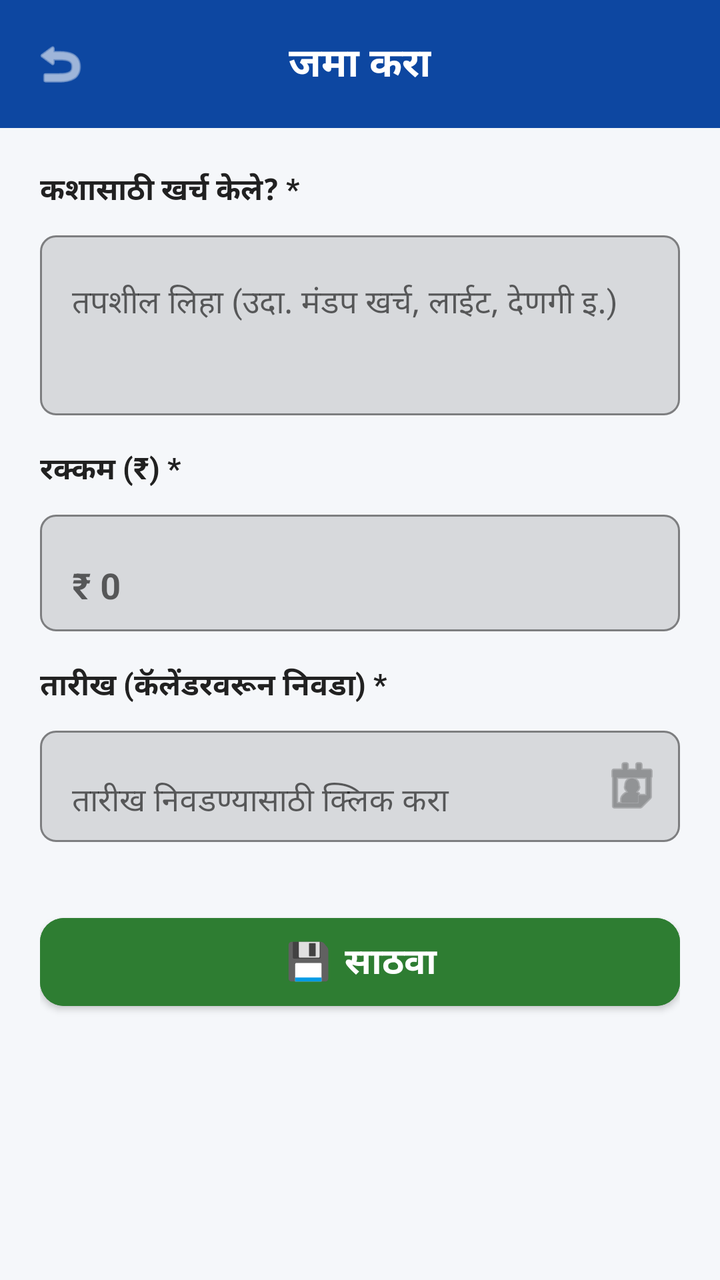
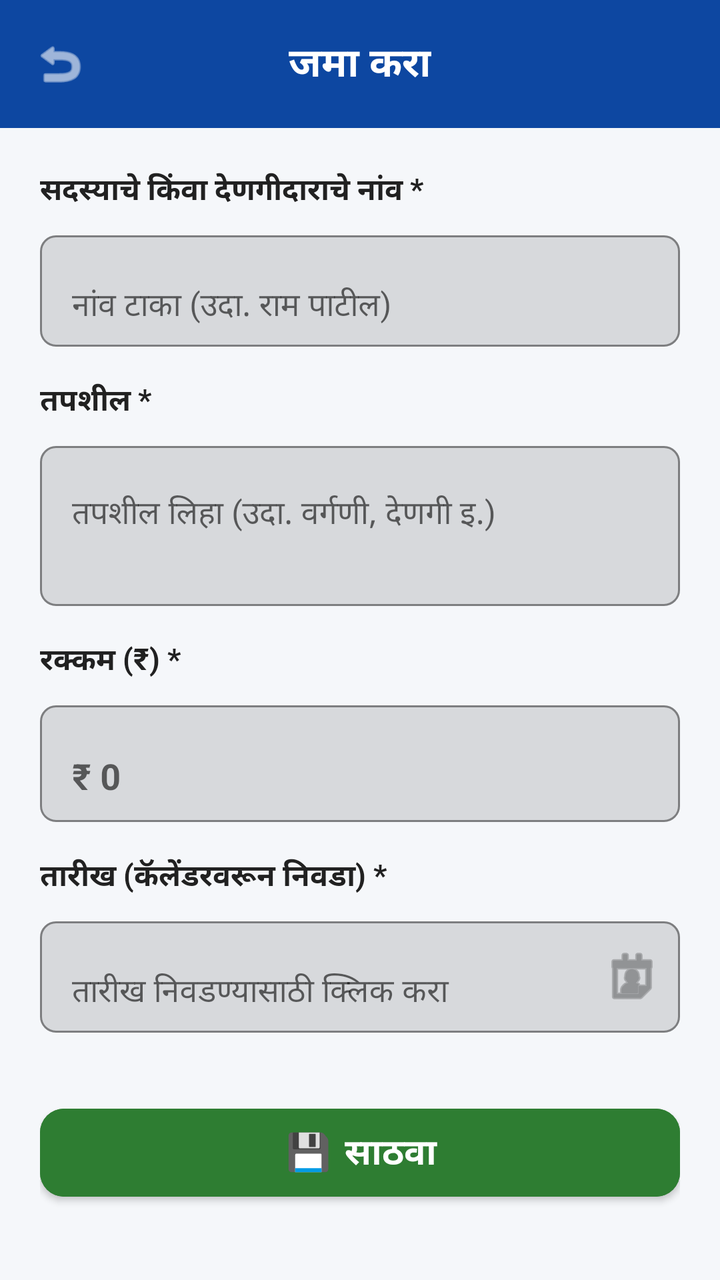

Before-and-after screenshots of an Android layout around one commit, followed by the original layout XML and the change that was made.
<!-- AndroidManifest.xml: application theme Theme.GaneshMitraMandal -->
<!-- res/layout/activity_add_transaction.xml -->
<?xml version="1.0" encoding="utf-8"?>
<RelativeLayout xmlns:android="http://schemas.android.com/apk/res/android"
    xmlns:app="http://schemas.android.com/apk/res-auto"
    android:layout_width="match_parent"
    android:layout_height="match_parent"
    android:background="@color/bg_light">

    
    <RelativeLayout
        android:id="@+id/topBar"
        android:layout_width="match_parent"
        android:layout_height="64dp"
        android:background="@color/primary_blue"
        android:paddingHorizontal="16dp">

        <ImageView
            android:id="@+id/btnBack"
            android:layout_width="28dp"
            android:layout_height="28dp"
            android:layout_alignParentStart="true"
            android:layout_centerVertical="true"
            android:src="@android:drawable/ic_menu_revert"
            app:tint="@color/white" />

        <TextView
            android:id="@+id/tvFormTitle"
            android:layout_width="wrap_content"
            android:layout_height="wrap_content"
            android:layout_centerInParent="true"
            android:text="@string/form_title_jama"
            android:textColor="@color/white"
            android:textSize="20sp"
            android:textStyle="bold" />
    </RelativeLayout>

    <ScrollView
        android:layout_width="match_parent"
        android:layout_height="match_parent"
        android:layout_below="@id/topBar"
        android:padding="20dp">

        <LinearLayout
            android:layout_width="match_parent"
            android:layout_height="wrap_content"
            android:orientation="vertical">

            
            <TextView
                android:id="@+id/tvDetailsLabel"
                android:layout_width="wrap_content"
                android:layout_height="wrap_content"
                android:layout_marginBottom="6dp"
                android:text="कशासाठी खर्च केले? *"
                android:textColor="@color/text_primary"
                android:textSize="15sp"
                android:textStyle="bold" />

            <com.google.android.material.textfield.TextInputLayout
                android:layout_width="match_parent"
                android:layout_height="wrap_content"
                android:layout_marginBottom="16dp"
                app:boxBackgroundMode="outline"
                app:boxCornerRadiusBottomEnd="8dp"
                app:boxCornerRadiusBottomStart="8dp"
                app:boxCornerRadiusTopEnd="8dp"
                app:boxCornerRadiusTopStart="8dp"
                app:boxStrokeColor="@color/primary_blue">

                <com.google.android.material.textfield.TextInputEditText
                    android:id="@+id/etDetails"
                    android:layout_width="match_parent"
                    android:layout_height="90dp"
                    android:gravity="top|start"
                    android:hint="तपशील लिहा (उदा. मंडप खर्च, लाईट, देणगी इ.)"
                    android:inputType="textMultiLine" />
            </com.google.android.material.textfield.TextInputLayout>

            
            <TextView
                android:layout_width="wrap_content"
                android:layout_height="wrap_content"
                android:layout_marginBottom="6dp"
                android:text="रक्कम (₹) *"
                android:textColor="@color/text_primary"
                android:textSize="15sp"
                android:textStyle="bold" />

            <com.google.android.material.textfield.TextInputLayout
                android:layout_width="match_parent"
                android:layout_height="wrap_content"
                android:layout_marginBottom="16dp"
                app:boxBackgroundMode="outline"
                app:boxCornerRadiusBottomEnd="8dp"
                app:boxCornerRadiusBottomStart="8dp"
                app:boxCornerRadiusTopEnd="8dp"
                app:boxCornerRadiusTopStart="8dp"
                app:boxStrokeColor="@color/primary_blue">

                <com.google.android.material.textfield.TextInputEditText
                    android:id="@+id/etAmount"
                    android:layout_width="match_parent"
                    android:layout_height="wrap_content"
                    android:hint="₹ 0"
                    android:inputType="numberDecimal"
                    android:textSize="18sp"
                    android:textStyle="bold" />
            </com.google.android.material.textfield.TextInputLayout>

            
            <TextView
                android:layout_width="wrap_content"
                android:layout_height="wrap_content"
                android:layout_marginBottom="6dp"
                android:text="तारीख (कॅलेंडरवरून निवडा) *"
                android:textColor="@color/text_primary"
                android:textSize="15sp"
                android:textStyle="bold" />

            <com.google.android.material.textfield.TextInputLayout
                android:layout_width="match_parent"
                android:layout_height="wrap_content"
                android:layout_marginBottom="32dp"
                app:boxBackgroundMode="outline"
                app:boxCornerRadiusBottomEnd="8dp"
                app:boxCornerRadiusBottomStart="8dp"
                app:boxCornerRadiusTopEnd="8dp"
                app:boxCornerRadiusTopStart="8dp"
                app:boxStrokeColor="@color/primary_blue"
                app:endIconDrawable="@android:drawable/ic_menu_my_calendar"
                app:endIconMode="custom">

                <com.google.android.material.textfield.TextInputEditText
                    android:id="@+id/etDate"
                    android:layout_width="match_parent"
                    android:layout_height="wrap_content"
                    android:clickable="true"
                    android:cursorVisible="false"
                    android:focusable="false"
                    android:hint="तारीख निवडण्यासाठी क्लिक करा" />
            </com.google.android.material.textfield.TextInputLayout>

            
            <com.google.android.material.textfield.TextInputEditText
                android:id="@+id/etMemberName"
                android:layout_width="match_parent"
                android:layout_height="wrap_content"
                android:visibility="gone" />

            
            <com.google.android.material.button.MaterialButton
                android:id="@+id/btnSave"
                android:layout_width="match_parent"
                android:layout_height="56dp"
                android:backgroundTint="@color/jama_green"
                android:text="@string/btn_save"
                android:textColor="@color/white"
                android:textSize="18sp"
                android:textStyle="bold"
                app:cornerRadius="12dp" />

        </LinearLayout>
    </ScrollView>

</RelativeLayout>
<!-- resources referenced by this layout -->
<resources>
  <color name="bg_light">#F5F7FA</color>
  <color name="jama_green">#2E7D32</color>
  <color name="primary_blue">#0D47A1</color>
  <color name="text_primary">#212121</color>
  <color name="white">#FFFFFF</color>
  <string name="btn_save">💾 साठवा</string>
  <string name="form_title_jama">जमा करा</string>
  <style name="Theme.GaneshMitraMandal" parent="Theme.MaterialComponents.Light.NoActionBar">
          <item name="colorPrimary">@color/primary_blue</item>
          <item name="colorPrimaryDark">@color/primary_blue_dark</item>
          <item name="colorAccent">@color/accent_orange</item>
          <item name="android:windowBackground">@color/bg_light</item>
          <item name="android:statusBarColor">@color/primary_blue_dark</item>
      </style>
  <color name="primary_blue_dark">#082F6B</color>
  <color name="accent_orange">#FF6D00</color>
</resources>

<!-- the commit's change to res/layout/activity_add_transaction.xml (unified diff, before → after) -->
@@ -45,12 +45,47 @@
             android:orientation="vertical">
 
             
+            <LinearLayout
+                android:id="@+id/layoutMemberName"
+                android:layout_width="match_parent"
+                android:layout_height="wrap_content"
+                android:orientation="vertical">
+
+                <TextView
+                    android:layout_width="wrap_content"
+                    android:layout_height="wrap_content"
+                    android:layout_marginBottom="6dp"
+                    android:text="सदस्याचे किंवा देणगीदाराचे नांव *"
+                    android:textColor="@color/text_primary"
+                    android:textSize="15sp"
+                    android:textStyle="bold" />
+
+                <com.google.android.material.textfield.TextInputLayout
+                    android:layout_width="match_parent"
+                    android:layout_height="wrap_content"
+                    android:layout_marginBottom="16dp"
+                    app:boxBackgroundMode="outline"
+                    app:boxCornerRadiusBottomEnd="8dp"
+                    app:boxCornerRadiusBottomStart="8dp"
+                    app:boxCornerRadiusTopEnd="8dp"
+                    app:boxCornerRadiusTopStart="8dp"
+                    app:boxStrokeColor="@color/primary_blue">
+
+                    <com.google.android.material.textfield.TextInputEditText
+                        android:id="@+id/etMemberName"
+                        android:layout_width="match_parent"
+                        android:layout_height="wrap_content"
+                        android:hint="नांव टाका (उदा. राम पाटील)" />
+                </com.google.android.material.textfield.TextInputLayout>
+            </LinearLayout>
+
+            
             <TextView
                 android:id="@+id/tvDetailsLabel"
                 android:layout_width="wrap_content"
                 android:layout_height="wrap_content"
                 android:layout_marginBottom="6dp"
-                android:text="कशासाठी खर्च केले? *"
+                android:text="तपशील *"
                 android:textColor="@color/text_primary"
                 android:textSize="15sp"
                 android:textStyle="bold" />
@@ -69,9 +104,9 @@
                 <com.google.android.material.textfield.TextInputEditText
                     android:id="@+id/etDetails"
                     android:layout_width="match_parent"
-                    android:layout_height="90dp"
+                    android:layout_height="80dp"
                     android:gravity="top|start"
-                    android:hint="तपशील लिहा (उदा. मंडप खर्च, लाईट, देणगी इ.)"
+                    android:hint="तपशील लिहा (उदा. वर्गणी, देणगी इ.)"
                     android:inputType="textMultiLine" />
             </com.google.android.material.textfield.TextInputLayout>
 
@@ -140,13 +175,6 @@
             </com.google.android.material.textfield.TextInputLayout>
 
             
-            <com.google.android.material.textfield.TextInputEditText
-                android:id="@+id/etMemberName"
-                android:layout_width="match_parent"
-                android:layout_height="wrap_content"
-                android:visibility="gone" />
-
-            
             <com.google.android.material.button.MaterialButton
                 android:id="@+id/btnSave"
                 android:layout_width="match_parent"
